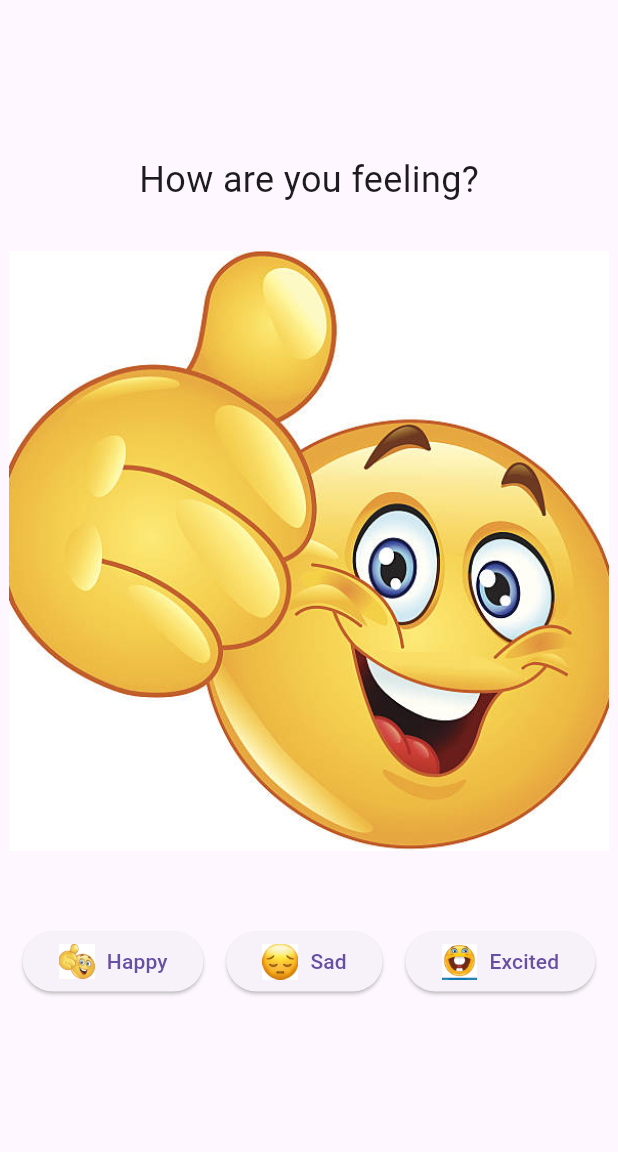
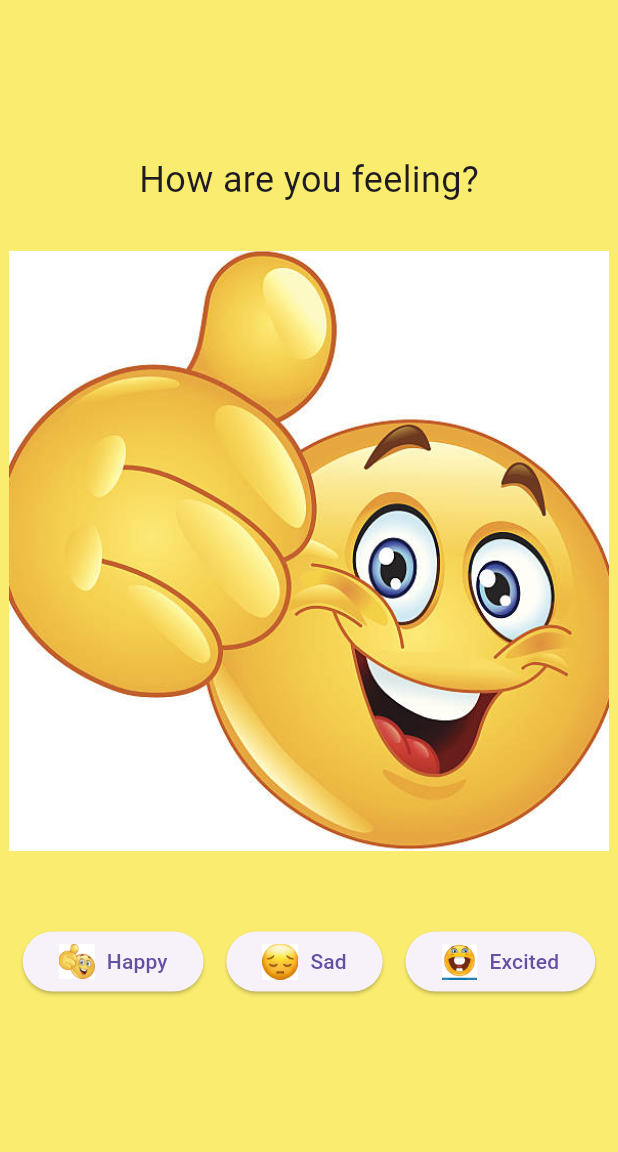
Before and after one commit to TobeyG2003/act7, a Flutter app: the screen it shows after launch, after a tap on "Happy", on a phone screen of 412 x 824 dp, the part 84-1236 px from its top. Run offline on Flutter 3.47's test engine with Material 3 defaults, Android fonts, the phone set to English and light mode, and no system bars.

Commit message:
makes background change colors with mood

```diff
--- a/lib/main.dart
+++ b/lib/main.dart
@@ -14,19 +14,24 @@ void main() {
 class MoodModel with ChangeNotifier {
   String _currentMood = 'happy';
   String get currentMood => _currentMood;
+  Color _backgroundColor = Colors.yellow;
+  Color get backgroundColor => _backgroundColor;
 
   void setHappy() {
     _currentMood = 'happy';
+    _backgroundColor = const Color.fromARGB(255, 250, 236, 110);
     notifyListeners();
   }
 
   void setSad() {
     _currentMood = 'sad';
+    _backgroundColor = const Color.fromARGB(255, 68, 26, 175);
     notifyListeners();
   }
 
   void setExcited() {
     _currentMood = 'excited';
+    _backgroundColor = const Color.fromARGB(255, 255, 91, 91);
     notifyListeners();
   }
 }
@@ -48,6 +53,7 @@ class HomePage extends StatelessWidget {
   @override
   Widget build(BuildContext context) {
     return Scaffold(
+      backgroundColor: context.watch<MoodModel>().backgroundColor,
       appBar: AppBar(title: Text('Mood Toggle Challenge')),
       body: Center(
         child: Column(
@@ -72,7 +78,7 @@ class MoodDisplay extends StatelessWidget {
     return Consumer<MoodModel>(
       builder: (context, moodModel, child) {
         return Image.asset(
-          'assets/'+moodModel.currentMood+'.jpg',
+          'assets/${moodModel.currentMood}.jpg',
           width: 400,
           height:400,
           fit: BoxFit.cover,
```
